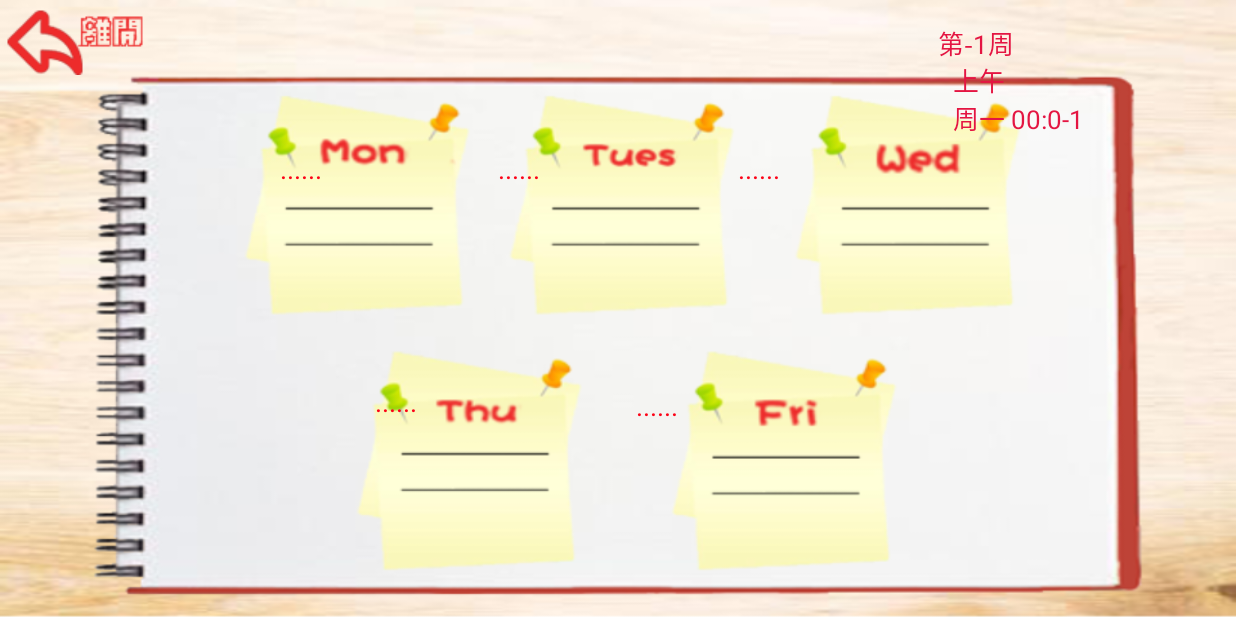
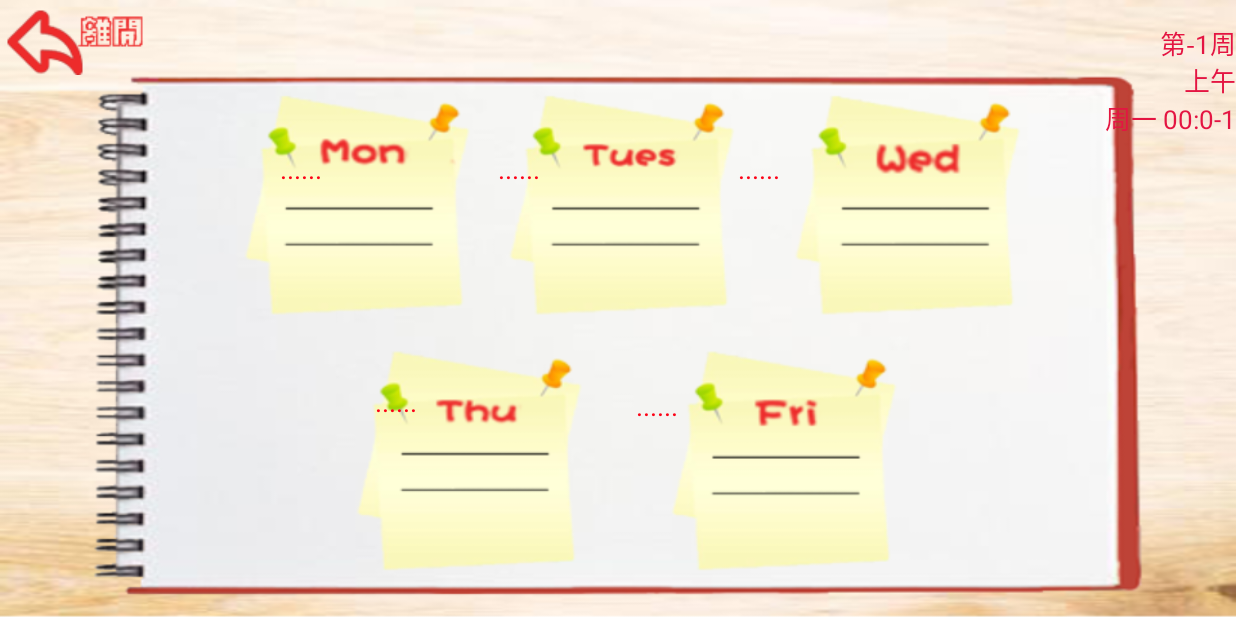
Before and after one commit to BeiDouQiXing/Bachelor-Road, an Android app: the Timeable screen opened directly, with no data from a screen before it, on a phone screen of 824 x 412 dp (held sideways). Run offline under Robolectric (Android 15) with nearby library versions, the light colour scheme and no system bars.

Commit message:
完成了图标的设计，优化了课程xml

```diff
--- a/Bachelor_Road/app/src/main/AndroidManifest.xml
+++ b/Bachelor_Road/app/src/main/AndroidManifest.xml
@@ -6,7 +6,7 @@
 
     <application
         android:allowBackup="true"
-        android:icon="@mipmap/ic_launcher"
+        android:icon="@mipmap/logo"
         android:label="学士之路"
         android:roundIcon="@mipmap/ic_launcher_round"
         android:supportsRtl="true"
--- a/Bachelor_Road/app/src/main/res/layout/timeable.xml
+++ b/Bachelor_Road/app/src/main/res/layout/timeable.xml
@@ -186,6 +186,7 @@
         android:id="@+id/main_which_week"
         android:layout_width="wrap_content"
         android:layout_height="wrap_content"
+        android:layout_alignParentRight="true"
         android:layout_marginLeft="625dp"
         android:layout_marginStart="625dp"
         android:layout_marginTop="15dp"
@@ -197,6 +198,7 @@
         android:id="@+id/main_which_noon"
         android:layout_width="wrap_content"
         android:layout_height="wrap_content"
+        android:layout_alignParentRight="true"
         android:layout_marginLeft="635dp"
         android:layout_marginStart="635dp"
         android:layout_marginTop="40dp"
@@ -208,6 +210,8 @@
         android:id="@+id/main_current_time"
         android:layout_width="wrap_content"
         android:layout_height="wrap_content"
+        android:layout_alignParentRight="true"
+        android:gravity="right"
         android:layout_marginLeft="635dp"
         android:layout_marginStart="635dp"
         android:layout_marginTop="65dp"
```
Also changed, not shown: Bachelor_Road/app/src/main/res/mipmap-anydpi-v26/logo.png (added), Bachelor_Road/app/src/main/res/mipmap-hdpi/logo.png (added), Bachelor_Road/app/src/main/res/mipmap-mdpi/logo.png (added), Bachelor_Road/app/src/main/res/mipmap-xhdpi/logo.png (added), Bachelor_Road/app/src/main/res/mipmap-xxhdpi/logo.png (added), Bachelor_Road/app/src/main/res/mipmap-xxxhdpi/logo.png (added).
